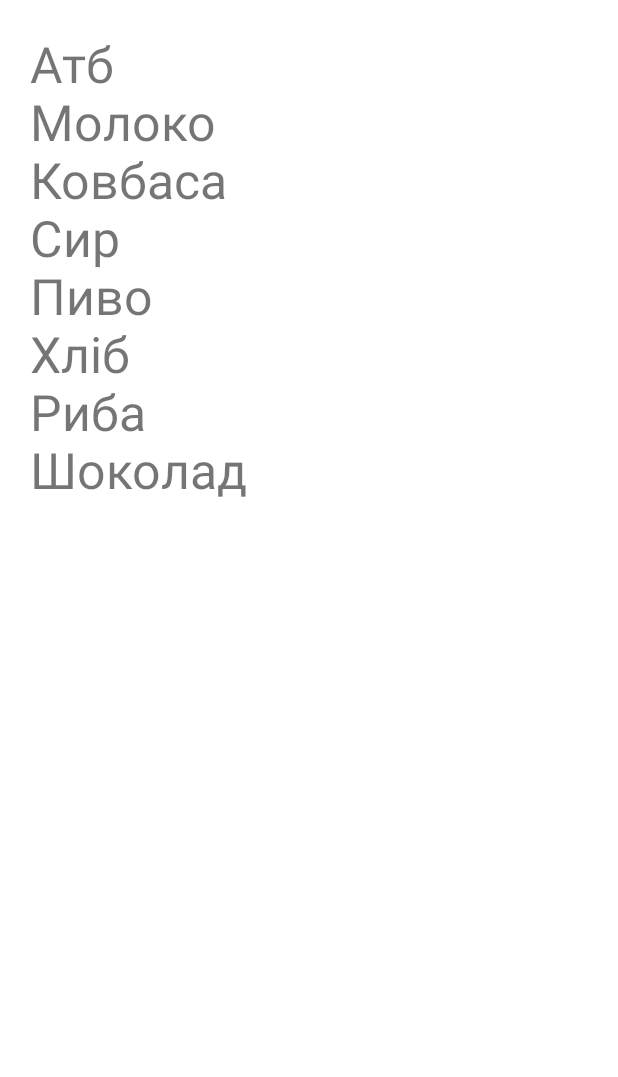
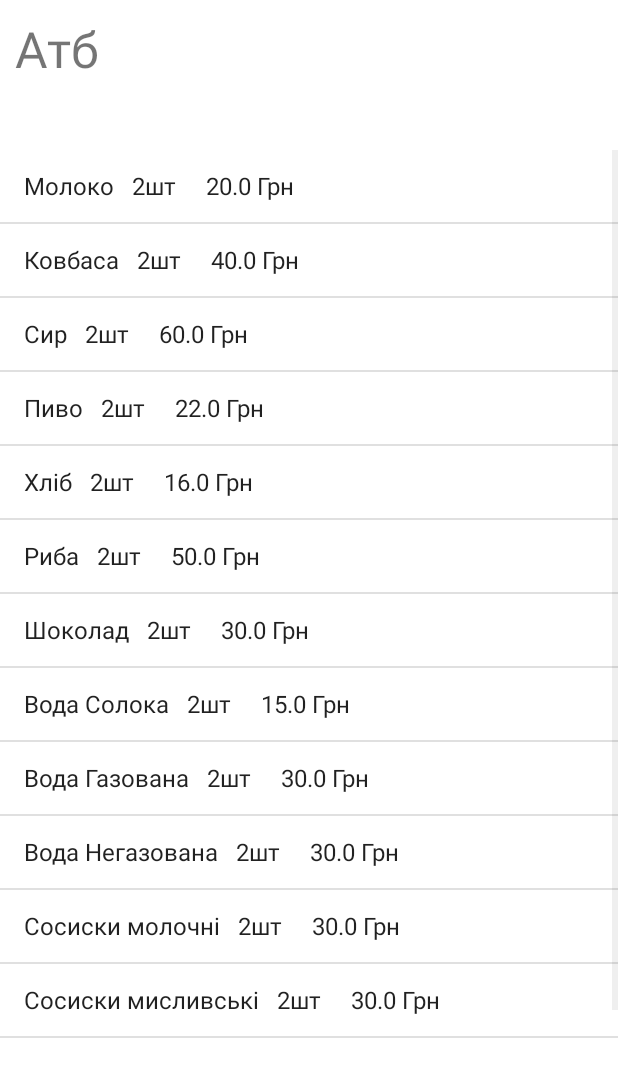
Before and after one commit to BitaJlik/MapXplorer_IT, an Android app: the MarketShowProducts screen opened directly, with no data from a screen before it, on a phone screen of 412 x 824 dp. Shown: the top 1077 px of the screen. Run offline under Robolectric (Android 15) with nearby library versions, the phone set to English and light mode, and no system bars.

Commit message:
Interactive with products in listview

```diff
--- a/app/src/main/java/com/example/mapxplorer/DataBase.java
+++ b/app/src/main/java/com/example/mapxplorer/DataBase.java
@@ -6,8 +6,10 @@
     public static ArrayList<Market> markets = new ArrayList<>();
     public static int id = 0;
     static {
-        markets.add(new Market("Атб",49.23152796510891, 28.406867686183425));
+        markets.add(new Market("Атб",49.23152796510891, 28.406867686183425)); // 0
         markets.add(new Market("А2б",49.23122796510891, 28.406867686183425));
+
+
         markets.get(0).getProducts().add(new Product("Молоко",20,2));
         markets.get(0).getProducts().add(new Product("Ковбаса",40,2));
         markets.get(0).getProducts().add(new Product("Сир",60,2));
@@ -15,6 +17,12 @@
         markets.get(0).getProducts().add(new Product("Хліб",16,2));
         markets.get(0).getProducts().add(new Product("Риба",50,2));
         markets.get(0).getProducts().add(new Product("Шоколад",30,2));
+        markets.get(0).getProducts().add(new Product("Вода Солока",15,2));
+        markets.get(0).getProducts().add(new Product("Вода Газована",30,2));
+        markets.get(0).getProducts().add(new Product("Вода Негазована",30,2));
+        markets.get(0).getProducts().add(new Product("Сосиски молочні",30,2));
+        markets.get(0).getProducts().add(new Product("Сосиски мисливські",30,2));
+        markets.get(0).getProducts().add(new Product("Живчик 2Л",30,2));
 
 //        markets.add(new Market("Магазин",49.23114320346306, 28.406530458796375));
 //        markets.add(new Market("Абт",49.23164320346306, 28.406530458796375));
--- a/app/src/main/java/com/example/mapxplorer/MarketShowProducts.java
+++ b/app/src/main/java/com/example/mapxplorer/MarketShowProducts.java
@@ -1,26 +1,56 @@
 package com.example.mapxplorer;
 
+import android.annotation.SuppressLint;
 import android.os.Bundle;
+import android.view.View;
+import android.widget.AdapterView;
+import android.widget.ArrayAdapter;
+import android.widget.ListView;
 import android.widget.TextView;
+import android.widget.Toast;
+
 import androidx.appcompat.app.AppCompatActivity;
 
+import java.util.ArrayList;
+import java.util.Arrays;
 
 
-public class MarketShowProducts extends AppCompatActivity {
+public class MarketShowProducts extends AppCompatActivity  {
     private TextView text ;
+    private ListView listView;
+    private ArrayAdapter<CharSequence> adapter;
+   @SuppressLint("SetTextI18n")
    @Override
     protected void onCreate(Bundle savedInstanceState) {
         super.onCreate(savedInstanceState);
         setContentView(R.layout.activity_market_show_products);
 
         text = findViewById(R.id.texted);
-
+        listView = findViewById(R.id.list);
         Market market = DataBase.markets.get(DataBase.id);
         if(!market.getProducts().isEmpty())
             text.setText(market.getNameMarket());
+        else text.setText(market.getNameMarket() + "   -> Пусто");
+       ArrayList<String> arrayList = new ArrayList<>();
         for(Product product : market.getProducts()){
-            text.append("\n" + product.getNameProduct());
+            arrayList.add(product.getNameProduct() + "   "+product.getAmount()+"шт     " +product.getPrice() +" Грн");
         }
+        String[] strings = new String[arrayList.size()];
+        for(int i = 0;i< arrayList.size();i++){
+            strings[i] = arrayList.get(i);
+        }
+        adapter = new ArrayAdapter<>(this, android.R.layout.simple_list_item_1, strings);
+        listView.setOnItemClickListener(new AdapterView.OnItemClickListener() {
+            @Override
+            public void onItemClick(AdapterView<?> parent, View view, int position, long id) {
+                System.out.println("+++" + arrayList.get(position));
+                print(arrayList,position);
+            }
+        });
+        listView.setAdapter(adapter);
 
     }
+    private void print(ArrayList<String> a, int pos){
+       Toast.makeText(this,a.get(pos),Toast.LENGTH_SHORT).show();
+    }
 }
--- a/app/src/main/res/layout/activity_market_show_products.xml
+++ b/app/src/main/res/layout/activity_market_show_products.xml
@@ -9,13 +9,16 @@
     <TextView
         android:id="@+id/texted"
         android:layout_width="match_parent"
-        android:layout_height="wrap_content"
-        android:textSize="15pt"
-        android:layout_margin="20dp"
-        android:text="@string/testing_soon" />
+        android:layout_height="63dp"
+        android:layout_margin="10dp"
+        android:text="@string/testing_soon"
+        android:textSize="15pt" />
 
-
-
+    <ListView
+        android:id="@+id/list"
+        android:layout_width="match_parent"
+        android:layout_height="606dp"
+        android:layout_marginTop="100dp" />
 
 
 </FrameLayout>
```
